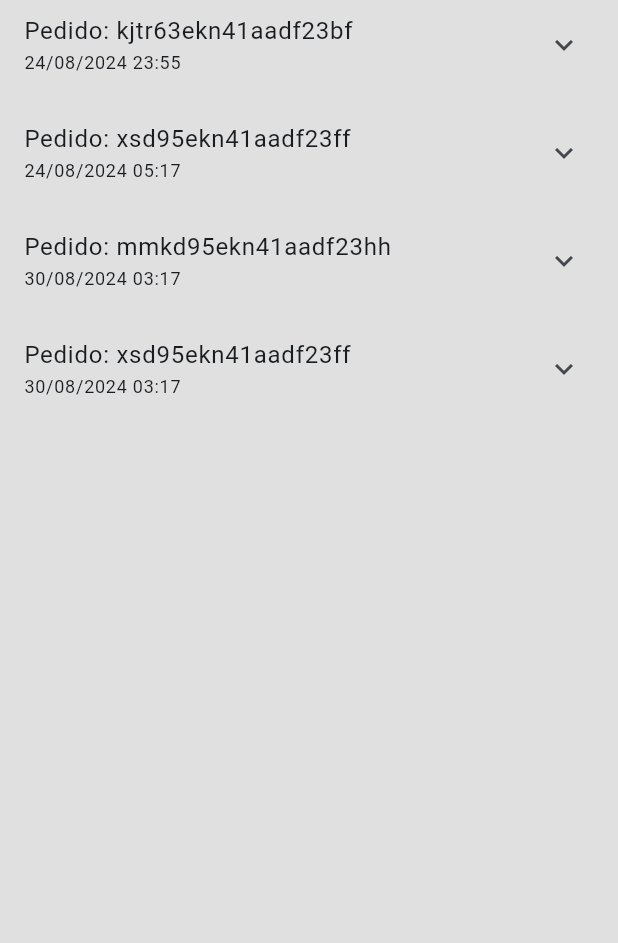
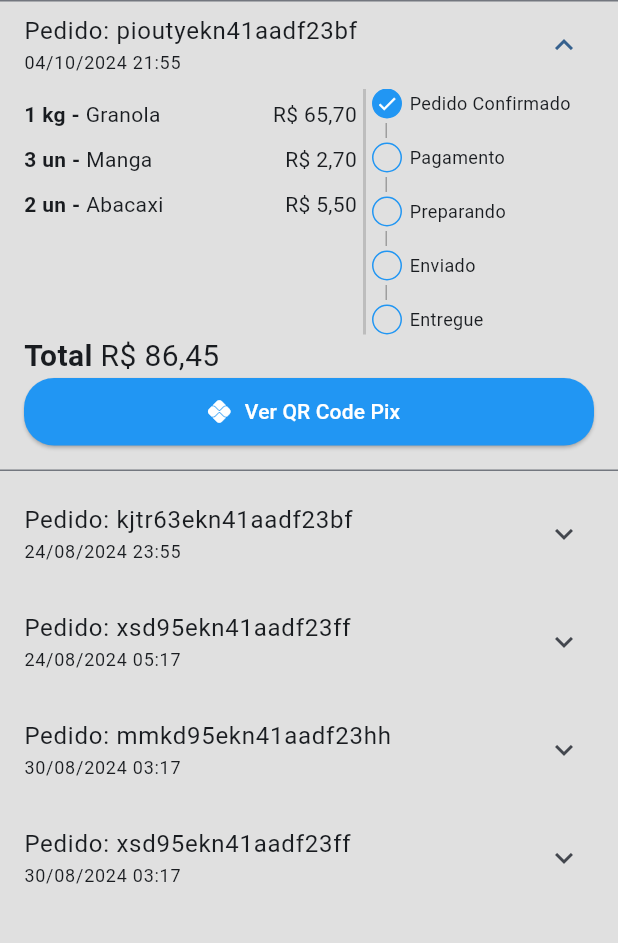
Before and after one commit to Eric-Coutinho/Flutter-App-Unicesumar, a Flutter app: the OrderTab screen opened directly, on a phone screen of 412 x 824 dp, the part 84-1027 px from its top. Run offline on Flutter 3.47's test engine with Material 3 defaults, Android fonts, the phone set to English and light mode, and no system bars; our stand-ins replace animated_text_kit, badges, qr_flutter.

Commit message:
finishing order page

```diff
--- a/lib/src/config/app_data.dart
+++ b/lib/src/config/app_data.dart
@@ -422,9 +422,9 @@ UserModel user = UserModel(
 
 List<OrderModel> orders = [
   OrderModel(
-    code: "kjtr63ekn41aadf23bf",
-    dateTimeOrder: DateTime.parse('2024-08-24 23:55:45.632'),
-    dateTimePixFinished: DateTime.parse('2024-08-25 00:55:45.632'),
+    code: "pioutyekn41aadf23bf",
+    dateTimeOrder: DateTime.parse('2024-10-04 21:55:45.632'),
+    dateTimePixFinished: DateTime.parse('2024-10-25 00:55:45.632'),
     value: 86.45,
     copyPaste: 'b8m5g2s6c3z1',
     status: 'pagamento_pendente',
@@ -435,9 +435,22 @@ List<OrderModel> orders = [
     ],
   ),
   OrderModel(
+    code: "kjtr63ekn41aadf23bf",
+    dateTimeOrder: DateTime.parse('2024-08-24 23:55:45.632'),
+    dateTimePixFinished: DateTime.parse('2024-08-25 00:55:45.632'),
+    value: 86.45,
+    copyPaste: 'b8m5g2s6c3z1',
+    status: 'estornado',
+    items: [
+      CartItemModel(item: granola, quantity: 1),
+      CartItemModel(item: manga, quantity: 3),
+      CartItemModel(item: abacaxi, quantity: 2),
+    ],
+  ),
+  OrderModel(
     code: "xsd95ekn41aadf23ff",
     dateTimeOrder: DateTime.parse('2024-08-24 05:17:45.632'),
-    dateTimePixFinished: DateTime.parse('2024-08-24 05:17:45.632'),
+    dateTimePixFinished: DateTime.parse('2024-10-24 05:17:45.632'),
     value: 86.45,
     status: 'entregue',
     copyPaste: 'b8m5g2s6c3z1',
--- a/lib/src/pages/order/components/order_title.dart
+++ b/lib/src/pages/order/components/order_title.dart
@@ -2,6 +2,7 @@ import 'package:flutter/material.dart';
 import 'package:flutter_application_1/src/model/cart_item_model.dart';
 import 'package:flutter_application_1/src/model/order_model.dart';
 import 'package:flutter_application_1/src/pages/order/components/order_status.dart';
+import 'package:flutter_application_1/src/pages/widgets/payment_dialog.dart';
 import 'package:flutter_application_1/src/services/utils.dart';
 
 class OrderTitle extends StatelessWidget {
@@ -13,6 +14,7 @@ class OrderTitle extends StatelessWidget {
   @override
   Widget build(BuildContext context) {
     return ExpansionTile(
+      initiallyExpanded: order.status == 'pagamento_pendente',
       title: Column(
         crossAxisAlignment: CrossAxisAlignment.start,
         children: [
@@ -67,14 +69,38 @@ class OrderTitle extends StatelessWidget {
           ),
         ),
         // Total Geral
-        Text.rich(TextSpan(
-          style: const TextStyle(fontSize: 20),
-          children: [
-            const TextSpan(
-                text: 'Total ', style: TextStyle(fontWeight: FontWeight.bold)),
-            TextSpan(text: utils.priceToCurrency(order.value)),
-          ],
-        ))
+        Text.rich(
+          TextSpan(
+            style: const TextStyle(fontSize: 20),
+            children: [
+              const TextSpan(
+                  text: 'Total ',
+                  style: TextStyle(fontWeight: FontWeight.bold)),
+              TextSpan(text: utils.priceToCurrency(order.value)),
+            ],
+          ),
+        ),
+        // Botao de pagamento
+        Visibility(
+          visible: order.status == 'pagamento_pendente',
+          child: SizedBox(
+            height: 45,
+            child: ElevatedButton.icon(
+              style: ElevatedButton.styleFrom(
+                shape: RoundedRectangleBorder(
+                  borderRadius: BorderRadius.circular(20),
+                ),
+              ),
+              onPressed: () {
+                showDialog(context: context, builder: (_) {
+                  return PaymentDialog(order: order);
+                });
+              },
+              label: const Text("Ver QR Code Pix"),
+              icon: const Icon(Icons.pix),
+            ),
+          ),
+        )
       ],
     );
   }
--- a/pubspec.yaml
+++ b/pubspec.yaml
@@ -15,6 +15,7 @@ dependencies:
   animated_text_kit: ^4.2.2
   badges: ^3.1.2
   intl: ^0.19.0
+  qr_flutter: ^4.1.0
 
 dev_dependencies:
   flutter_test:
```
Also changed, not shown: lib/src/pages/cart/cart_tab.dart (+7 -1 lines), lib/src/pages/widgets/payment_dialog.dart (added, +101 -0 lines), pubspec.lock.
